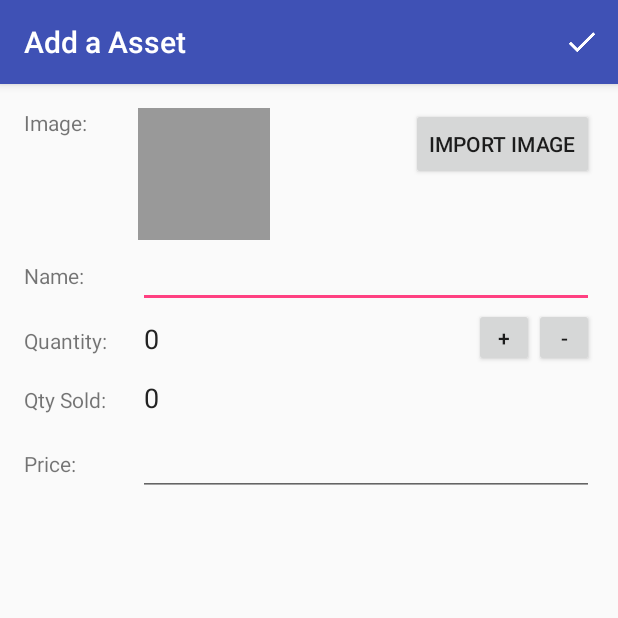
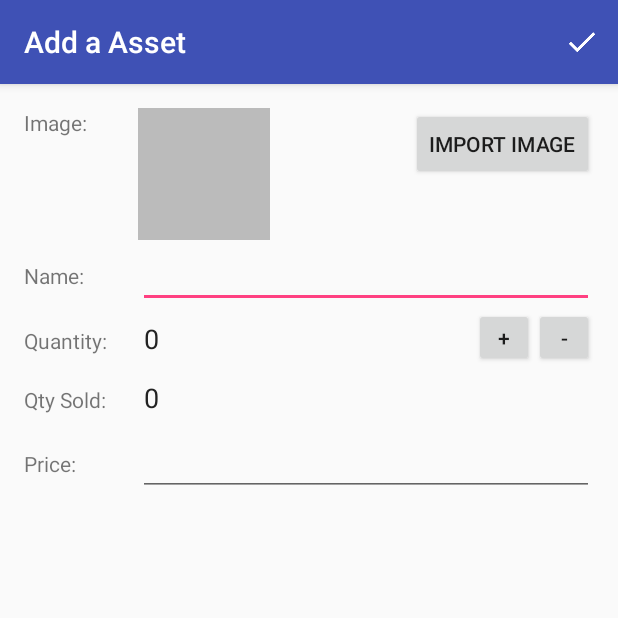
Before and after one commit to mickeyckm/nanodegree-inventory, an Android app: the EditorActivity screen opened directly, with no data from a screen before it, on a phone screen of 412 x 824 dp, the top half of it. Run offline under Robolectric (Android 15) with nearby library versions, the phone set to English and light mode, and no system bars.

Commit message:
Move image background color to colors.xml

```diff
--- a/app/src/main/res/layout/activity_editor.xml
+++ b/app/src/main/res/layout/activity_editor.xml
@@ -29,7 +29,7 @@
                 android:layout_width="88dp"
                 android:layout_height="88dp"
                 android:scaleType="centerCrop"
-                android:background="#999999"/>
+                android:background="@color/colorImageBackground"/>
 
             <Button
                 android:id="@+id/import_image"
--- a/app/src/main/res/values/colors.xml
+++ b/app/src/main/res/values/colors.xml
@@ -3,4 +3,5 @@
     <color name="colorPrimary">#3F51B5</color>
     <color name="colorPrimaryDark">#303F9F</color>
     <color name="colorAccent">#FF4081</color>
+    <color name="colorImageBackground">#BBBBBB</color>
 </resources>
```
